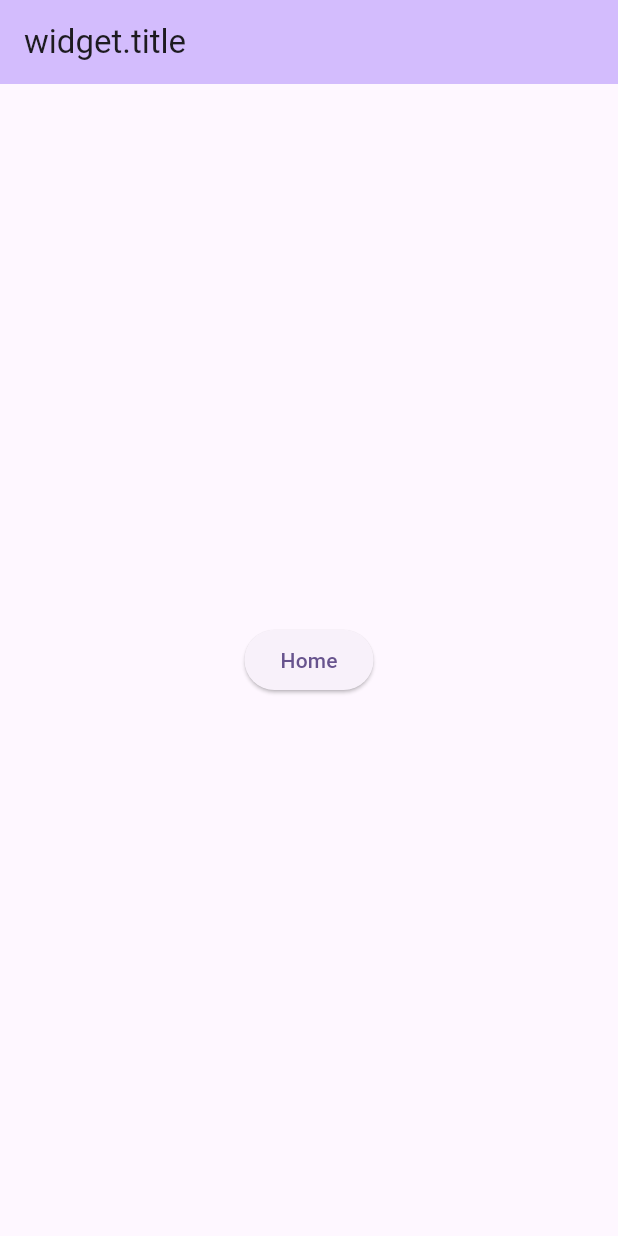
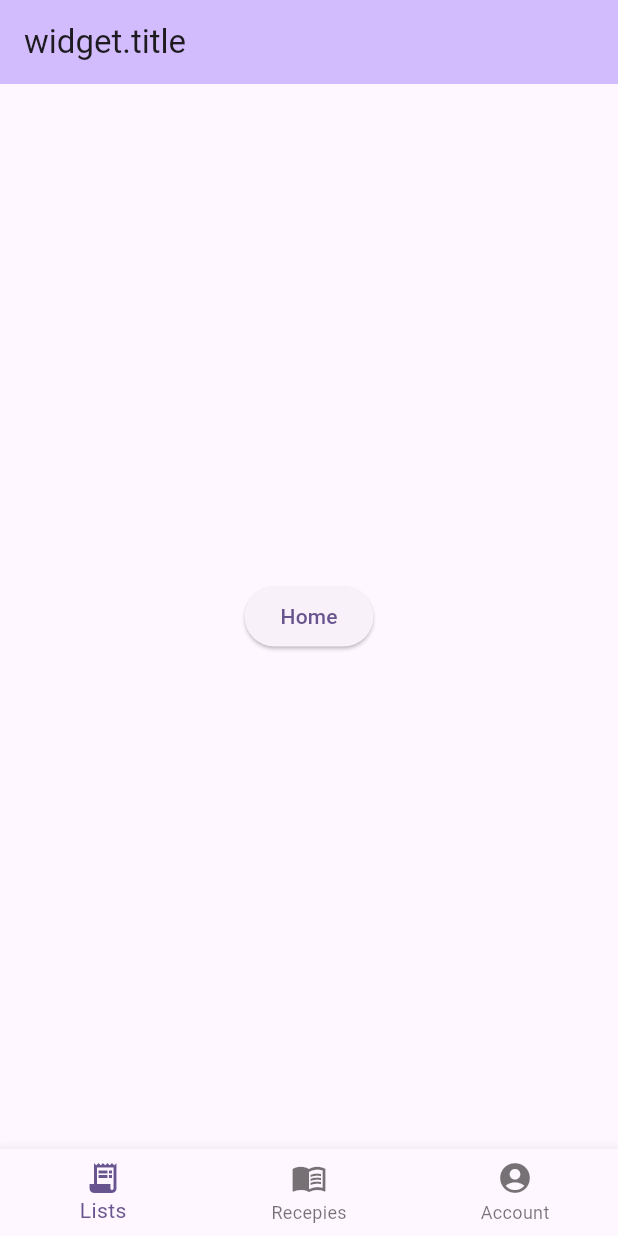
Before and after one commit to BOGGEBOO/Recipie-list-app, a Flutter app: the Recepies screen opened by its route, on a phone screen of 412 x 824 dp. Run offline on Flutter 3.47's test engine with Material 3 defaults, Android fonts, the phone set to English and light mode, and no system bars; our stand-ins replace go_router.

Commit message:
navbar routing done

```diff
--- /dev/null
+++ b/app/lib/account.dart
@@ -0,0 +1,49 @@
+import 'package:flutter/material.dart';
+import 'package:go_router/go_router.dart';
+import 'main.dart';
+
+class Account extends StatefulWidget {
+  @override
+  State<Account> createState() => _AccountState();
+}
+
+class _AccountState extends State<Account> {
+  @override
+  Widget build(BuildContext context) {
+    return Scaffold(
+      appBar: AppBar(
+        backgroundColor: Theme.of(context).colorScheme.inversePrimary,
+        title: Text("widget.title"),
+      ),
+      body: Center(
+          child: ElevatedButton(
+              onPressed: () => context.go('/'), child: Text("Home"))),
+      bottomNavigationBar: BottomNavigationBar(
+        items: const <BottomNavigationBarItem>[
+          BottomNavigationBarItem(
+            icon: Icon(Icons.receipt_long),
+            label: "Lists",
+          ),
+          BottomNavigationBarItem(
+            icon: Icon(Icons.menu_book),
+            label: 'Recepies',
+          ),
+          BottomNavigationBarItem(
+            icon: Icon(Icons.account_circle),
+            label: 'Account',
+          ),
+        ],
+        onTap: (int index) {
+          switch (index) {
+            case 0:
+              context.go('/');
+            case 1:
+              context.go('/recepies');
+            case 2:
+              context.go('/account');
+          }
+        },
+      ),
+    );
+  }
+}
--- a/app/lib/main.dart
+++ b/app/lib/main.dart
@@ -1,6 +1,8 @@
 import 'package:flutter/material.dart';
 import 'shopping_list.dart';
 import 'package:go_router/go_router.dart';
+import 'recepies.dart';
+import 'account.dart';
 //import 'recepies.dart';
 // import 'dart:io';
 // import 'dart:convert';
@@ -23,6 +25,11 @@ final GoRouter _router = GoRouter(routes: <RouteBase>[
       return Recepies();
     },
   ),
+  GoRoute(
+      path: '/account',
+      builder: (BuildContext context, GoRouterState state) {
+        return Account();
+      })
 ]);
 
 class MyApp extends StatelessWidget {
@@ -147,7 +154,7 @@ class _MyHomePageState extends State<MyHomePage> {
             case 1:
               context.go('/recepies');
             case 2:
-              print("account");
+              context.go('/account');
           }
         },
       ),
@@ -155,22 +162,22 @@ class _MyHomePageState extends State<MyHomePage> {
   }
 }
 
-class Recepies extends StatefulWidget {
-  @override
-  State<Recepies> createState() => _RecepiesState();
-}
+// class Recepies extends StatefulWidget {
+//   @override
+//   State<Recepies> createState() => _RecepiesState();
+// }
 
-class _RecepiesState extends State<Recepies> {
-  @override
-  Widget build(BuildContext context) {
-    return Scaffold(
-      appBar: AppBar(
-        backgroundColor: Theme.of(context).colorScheme.inversePrimary,
-        title: Text("widget.title"),
-      ),
-      body: Center(
-          child: ElevatedButton(
-              onPressed: () => context.go('/'), child: Text("Home"))),
-    );
-  }
-}
+// class _RecepiesState extends State<Recepies> {
+//   @override
+//   Widget build(BuildContext context) {
+//     return Scaffold(
+//       appBar: AppBar(
+//         backgroundColor: Theme.of(context).colorScheme.inversePrimary,
+//         title: Text("widget.title"),
+//       ),
+//       body: Center(
+//           child: ElevatedButton(
+//               onPressed: () => context.go('/'), child: Text("Home"))),
+//     );
+//   }
+// }
--- a/app/lib/recepies.dart
+++ b/app/lib/recepies.dart
@@ -1,23 +1,49 @@
-// import 'package:flutter/material.dart';
+import 'package:flutter/material.dart';
+import 'package:go_router/go_router.dart';
+import 'main.dart';
 
-// import 'main.dart';
+class Recepies extends StatefulWidget {
+  @override
+  State<Recepies> createState() => _RecepiesState();
+}
 
-// class Recepies extends StatefulWidget {
-//   @override
-//   State<Recepies> createState() => _RecepiesState();
-// }
-
-// class _RecepiesState extends State<Recepies> {
-//   @override
-//   Widget build(BuildContext context) {
-//     return Scaffold(
-//       appBar: AppBar(
-//         backgroundColor: Theme.of(context).colorScheme.inversePrimary,
-//         title: Text("widget.title"),
-//       ),
-//       body: Center(
-//         child: ElevatedButton(onPressed: () => context.go('/'), child: Text("Home"))
-//       ),
-//     );
-//   }
-// }
+class _RecepiesState extends State<Recepies> {
+  @override
+  Widget build(BuildContext context) {
+    return Scaffold(
+      appBar: AppBar(
+        backgroundColor: Theme.of(context).colorScheme.inversePrimary,
+        title: Text("widget.title"),
+      ),
+      body: Center(
+          child: ElevatedButton(
+              onPressed: () => context.go('/'), child: Text("Home"))),
+      bottomNavigationBar: BottomNavigationBar(
+        items: const <BottomNavigationBarItem>[
+          BottomNavigationBarItem(
+            icon: Icon(Icons.receipt_long),
+            label: "Lists",
+          ),
+          BottomNavigationBarItem(
+            icon: Icon(Icons.menu_book),
+            label: 'Recepies',
+          ),
+          BottomNavigationBarItem(
+            icon: Icon(Icons.account_circle),
+            label: 'Account',
+          ),
+        ],
+        onTap: (int index) {
+          switch (index) {
+            case 0:
+              context.go('/');
+            case 1:
+              context.go('/recepies');
+            case 2:
+              context.go('/account');
+          }
+        },
+      ),
+    );
+  }
+}
```
